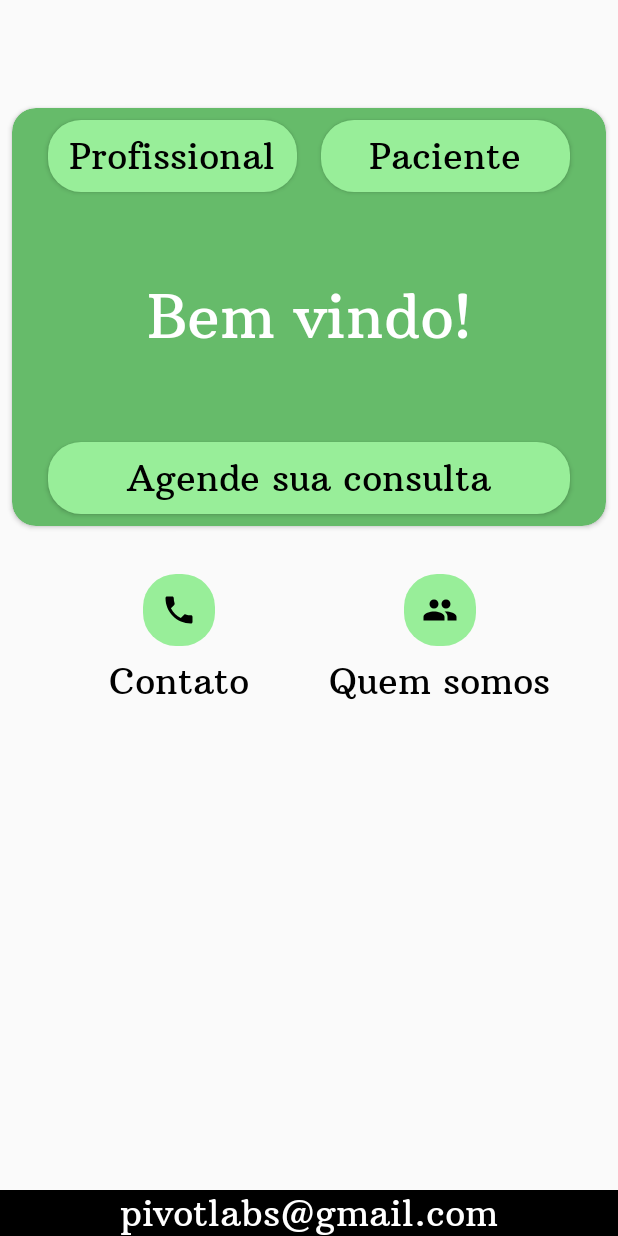
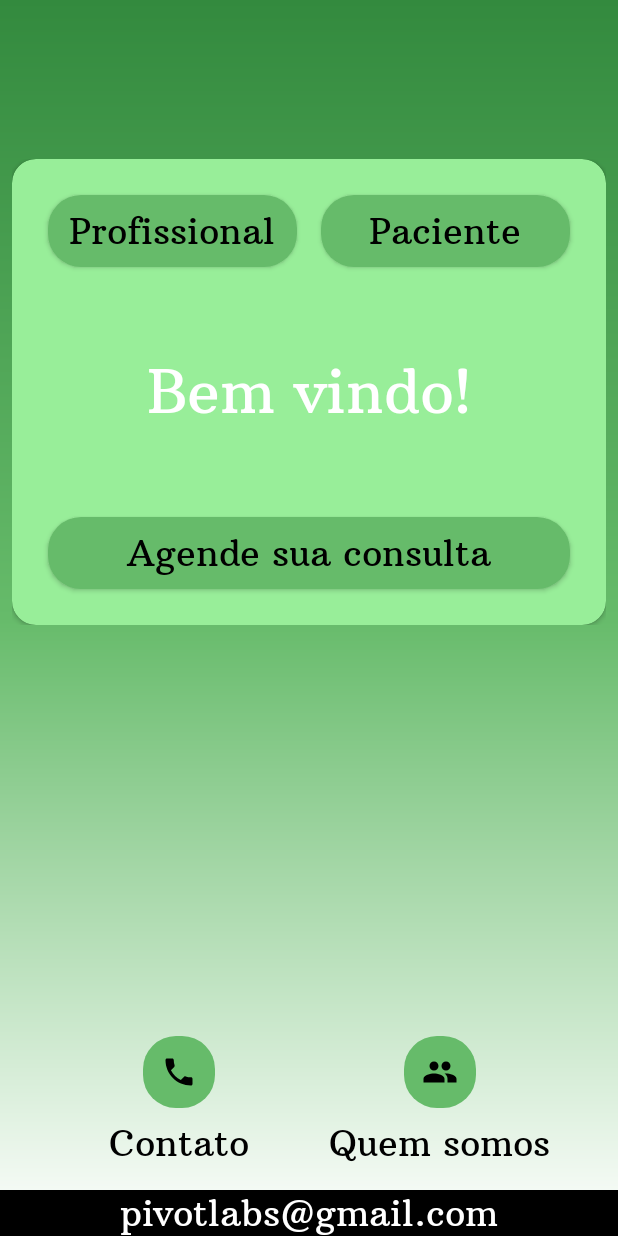
Before and after one commit to wcarvalho98/PivotLabs, an Android app: the MainActivity screen opened directly, with no data from a screen before it, on a phone screen of 412 x 824 dp. Run offline under Robolectric (Android 15) with nearby library versions, the phone set to English and light mode, and no system bars.

Commit message:
Background color

```diff
--- /dev/null
+++ b/app/src/main/res/drawable/background_default_color.xml
@@ -0,0 +1,11 @@
+<?xml version="1.0" encoding="UTF-8"?>
+<shape xmlns:android="http://schemas.android.com/apk/res/android" >
+
+    <gradient
+            android:angle="270"
+            android:startColor="@color/colorPrimaryDark"
+            android:centerColor="@color/colorPrimary"
+            android:endColor="@color/white"
+            android:type="linear" />
+
+</shape>
--- a/app/src/main/res/layout/activity_about.xml
+++ b/app/src/main/res/layout/activity_about.xml
@@ -5,7 +5,7 @@
         xmlns:app="http://schemas.android.com/apk/res-auto"
         android:layout_width="match_parent"
         android:layout_height="match_parent"
-        tools:context=".about.view.AboutActivity">
+        tools:context=".about.view.AboutActivity" android:background="@drawable/background_default_color">
 
 
     <LinearLayout
--- a/app/src/main/res/layout/activity_login.xml
+++ b/app/src/main/res/layout/activity_login.xml
@@ -5,7 +5,8 @@
         xmlns:app="http://schemas.android.com/apk/res-auto"
         android:layout_width="match_parent"
         android:layout_height="match_parent"
-        tools:context=".login.view.LoginActivity" android:paddingVertical="12dp">
+        tools:context=".login.view.LoginActivity" android:paddingVertical="12dp"
+        android:background="@drawable/background_default_color">
 
     <ProgressBar
             style="?android:attr/progressBarStyle"
@@ -20,12 +21,13 @@
             android:layout_width="0dp"
             android:layout_height="wrap_content"
             app:cardElevation="16dp" app:cardPreventCornerOverlap="true"
-            app:contentPadding="20dp" app:cardCornerRadius="16dp" app:cardBackgroundColor="#4DB6AC"
-            app:cardUseCompatPadding="true" android:layout_marginTop="80dp"
+            app:contentPadding="20dp" app:cardCornerRadius="16dp"
+            app:cardUseCompatPadding="true" android:layout_marginTop="90dp"
             app:layout_constraintTop_toTopOf="parent" android:layout_marginStart="16dp"
             app:layout_constraintStart_toStartOf="parent" android:layout_marginEnd="16dp"
             app:layout_constraintEnd_toEndOf="parent"
-            android:id="@+id/cardView">
+            android:id="@+id/cardView"
+            app:cardBackgroundColor="@color/colorSecondaryDark">
         <LinearLayout
                 android:orientation="vertical"
                 android:layout_width="match_parent"
--- a/app/src/main/res/layout/activity_main.xml
+++ b/app/src/main/res/layout/activity_main.xml
@@ -5,7 +5,7 @@
         xmlns:app="http://schemas.android.com/apk/res-auto"
         android:layout_width="match_parent"
         android:layout_height="match_parent"
-        tools:context=".main.view.MainActivity">
+        tools:context=".main.view.MainActivity" android:background="@drawable/background_default_color">
 
     <LinearLayout
             android:layout_width="match_parent"
@@ -16,22 +16,21 @@
             app:layout_constraintTop_toTopOf="parent"
             app:layout_constraintStart_toStartOf="parent"
             app:layout_constraintEnd_toEndOf="parent"
-            android:layout_marginTop="64dp">
+            android:layout_marginTop="90dp" android:paddingVertical="16dp" android:layout_marginHorizontal="8dp">
 
 
         <!--Cabecalho-->
         <android.support.v7.widget.CardView
                 android:layout_width="match_parent"
-                android:layout_height="wrap_content"
-                android:layout_margin="8dp"
-                app:cardBackgroundColor="@color/colorPrimary"
+                android:layout_height="match_parent"
+                app:cardBackgroundColor="@color/colorPrimaryLight"
                 app:cardCornerRadius="16dp"
         >
             <LinearLayout android:layout_width="match_parent"
                           android:layout_height="match_parent"
                           android:orientation="vertical"
                           android:gravity="center_horizontal"
-            >
+                          android:paddingVertical="16dp">
 
                 <!--Botoes Paciente & Profissional-->
                 <LinearLayout
@@ -49,7 +48,7 @@
                             android:background="@drawable/btn_rounded"
                             android:layout_weight="1" android:textAllCaps="false"
                             android:layout_marginHorizontal="8dp" android:layout_marginVertical="8dp"
-                            android:backgroundTint="@color/colorPrimaryLight"/>
+                            android:backgroundTint="@color/colorPrimary"/>
                     <Button
                             android:layout_width="match_parent"
                             android:layout_height="match_parent"
@@ -58,7 +57,7 @@
 
                             android:layout_weight="1" android:background="@drawable/btn_rounded"
                             android:textAllCaps="false" android:layout_marginHorizontal="8dp"
-                            android:layout_marginVertical="8dp" android:backgroundTint="@color/colorPrimaryLight"/>
+                            android:layout_marginVertical="8dp" android:backgroundTint="@color/colorPrimary"/>
                 </LinearLayout>
 
                 <!--Texto bem vindo-->
@@ -85,7 +84,7 @@
                             android:text="@string/txt_agede_consulta"
                             android:layout_marginHorizontal="8dp" android:layout_marginVertical="8dp"
                             android:background="@drawable/btn_rounded" android:textAllCaps="false"
-                            android:backgroundTint="@color/colorPrimaryLight"/>
+                            android:backgroundTint="@color/colorPrimary"/>
                 </LinearLayout>
 
             </LinearLayout>
@@ -93,13 +92,17 @@
 
         <!--Segundo Cabecalho-->
 
+    </LinearLayout>
     <LinearLayout android:layout_width="match_parent"
                   android:layout_height="wrap_content"
                   android:orientation="horizontal"
                   android:gravity="center"
 
                   android:paddingVertical="8dp" android:layout_marginHorizontal="32dp"
-                      android:layout_marginVertical="8dp">
+                  android:layout_marginVertical="8dp"
+                  app:layout_constraintBottom_toTopOf="@+id/footMainActivity"
+                  app:layout_constraintStart_toStartOf="parent"
+                  app:layout_constraintEnd_toEndOf="parent" android:baselineAligned="false">
         <android.support.constraint.ConstraintLayout
                 android:layout_width="match_parent"
                 android:layout_height="match_parent" android:layout_weight="1">
@@ -115,7 +118,7 @@
                     app:layout_constraintBottom_toTopOf="@+id/tvContato"
                     android:background="@drawable/btn_rounded" android:paddingHorizontal="12dp"
                     android:paddingVertical="12dp" android:layout_margin="8dp"
-                        android:backgroundTint="@color/colorPrimaryLight"/>
+                    android:backgroundTint="@color/colorPrimary"/>
             <TextView
                     android:layout_width="wrap_content"
                     android:layout_height="wrap_content"
@@ -151,10 +154,9 @@
                     app:layout_constraintBottom_toTopOf="@+id/tvQuemSomos"
                     android:background="@drawable/btn_rounded" android:paddingHorizontal="12dp"
                     android:paddingVertical="12dp" android:layout_margin="8dp"
-                        android:backgroundTint="@color/colorPrimaryLight"/>
+                    android:backgroundTint="@color/colorPrimary"/>
         </android.support.constraint.ConstraintLayout>
 
-        </LinearLayout>
     </LinearLayout>
     <!--Rodape-->
     <RelativeLayout
--- a/app/src/main/res/layout/activity_user_area.xml
+++ b/app/src/main/res/layout/activity_user_area.xml
@@ -5,7 +5,7 @@
         xmlns:app="http://schemas.android.com/apk/res-auto"
         android:layout_width="match_parent"
         android:layout_height="match_parent"
-        tools:context=".user.view.UserAreaActivity">
+        tools:context=".user.view.UserAreaActivity" android:background="@drawable/background_default_color">
 
     <android.support.v7.widget.CardView
             android:layout_width="395dp"
--- a/app/src/main/res/values/colors.xml
+++ b/app/src/main/res/values/colors.xml
@@ -1,6 +1,5 @@
 <?xml version="1.0" encoding="utf-8"?>
 <resources>
-
     <!--Cores Primarias-->
     <color name="colorPrimary">#66bb6a</color>
     <color name="colorPrimaryLight">#98ee99</color>
@@ -19,4 +18,5 @@
 
     <color name="primaryButtonColor">#64FFDA</color>
     <color name="colorAccent">#D81B60</color>
+
 </resources>
--- a/app/src/main/res/values/styles.xml
+++ b/app/src/main/res/values/styles.xml
@@ -1,5 +1,4 @@
 <resources>
-
     <!-- Base application theme. -->
     <style name="AppTheme" parent="Theme.AppCompat.Light.DarkActionBar">
         <!-- Colors -->
```
Lines whose indentation alone changed are shown as unchanged.
